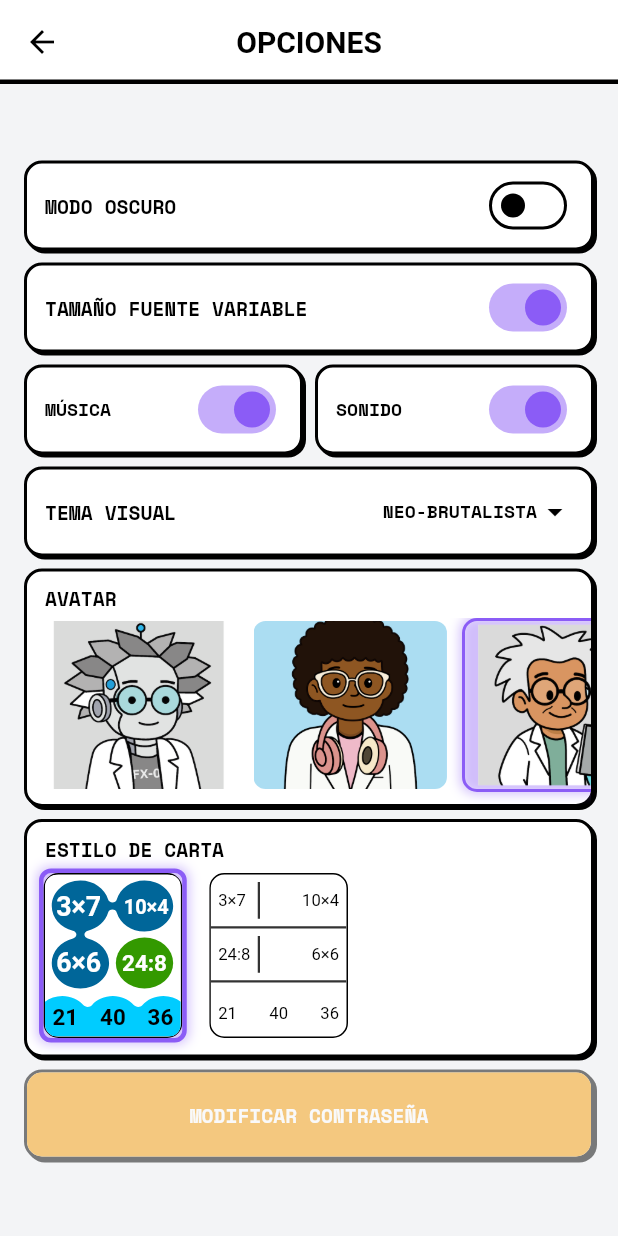
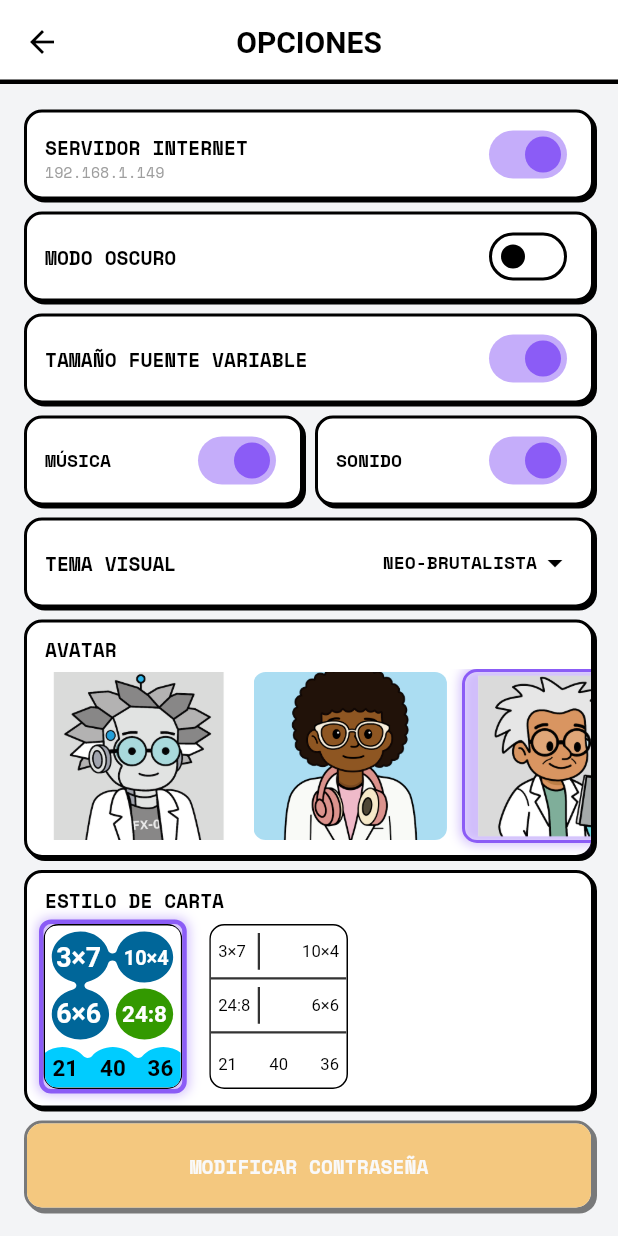
Before and after one commit to undy27/ClonacionFlutter0, a Flutter app: the OptionsScreen screen opened by its route, on a phone screen of 412 x 824 dp. Run offline on Flutter 3.47's test engine with Material 3 defaults, Android fonts, the phone set to English and light mode, and no system bars; our stand-ins replace animate_do, flutter_svg, shared_preferences, supabase_flutter; missing offline and left inert: postgres; accounts and stored records are empty.

Commit message:
Add Internet/Local server preference option

```diff
--- a/src/lib/models/usuario.dart
+++ b/src/lib/models/usuario.dart
@@ -14,6 +14,7 @@ class Usuario {
   final String temaInterfaz;
   final bool isGuest;
   final bool isDarkMode;
+  final bool useInternetServer;
 
   Usuario({
     required this.id,
@@ -31,6 +32,7 @@ class Usuario {
     this.temaInterfaz = 'neo_brutalista',
     this.isGuest = false,
     this.isDarkMode = false,
+    this.useInternetServer = true,
   });
 
   factory Usuario.fromJson(Map<String, dynamic> json) {
@@ -50,6 +52,7 @@ class Usuario {
       temaInterfaz: json['tema_interfaz'] ?? 'neo_brutalista',
       isGuest: json['is_guest'] ?? false,
       isDarkMode: json['is_dark_mode'] ?? false,
+      useInternetServer: json['use_internet_server'] ?? true,
     );
   }
 
@@ -70,6 +73,7 @@ class Usuario {
       'tema_interfaz': temaInterfaz,
       'is_guest': isGuest,
       'is_dark_mode': isDarkMode,
+      'use_internet_server': useInternetServer,
     };
   }
 }
--- a/src/lib/providers/online_game_provider.dart
+++ b/src/lib/providers/online_game_provider.dart
@@ -133,7 +133,8 @@ class OnlineGameProvider with ChangeNotifier {
     notifyListeners();
 
     try {
-      await _wsService.connect(ServerConfig.gameServerUrl);
+      final useInternet = _currentUser?.useInternetServer ?? true;
+      await _wsService.connect(ServerConfig.getGameServerUrl(useInternet));
       _mode = OnlineGameMode.online;
       _isConnecting = false;
       notifyListeners();
--- a/src/lib/screens/options_screen.dart
+++ b/src/lib/screens/options_screen.dart
@@ -51,6 +51,36 @@ class OptionsScreen extends StatelessWidget {
                 child: Column(
                   mainAxisAlignment: MainAxisAlignment.center,
                   children: [
+                    // Server Preference Toggle
+                    Consumer<AuthProvider>(
+                      builder: (context, authProvider, child) {
+                        return _buildCompactOptionContainer(
+                          context,
+                          height: standardHeight,
+                          child: SwitchListTile(
+                            contentPadding: const EdgeInsets.symmetric(horizontal: 12, vertical: 0),
+                            dense: true,
+                            visualDensity: VisualDensity.compact,
+                            title: Text(
+                              "SERVIDOR INTERNET",
+                              style: Theme.of(context).textTheme.bodyMedium?.copyWith(fontWeight: FontWeight.bold, fontSize: 13),
+                            ),
+                            subtitle: Text(
+                              authProvider.currentUser?.useInternetServer == true ? "clonacion.duckdns.org" : "192.168.1.149",
+                              style: TextStyle(fontSize: 10, color: Colors.grey),
+                            ),
+                            value: authProvider.currentUser?.useInternetServer ?? true,
+                            activeColor: AppTheme.primary,
+                            onChanged: (value) {
+                              SystemSound.play(SystemSoundType.click);
+                              authProvider.toggleServerPreference(value);
+                            },
+                          ),
+                        );
+                      },
+                    ),
+                    const SizedBox(height: 8),
+
                     // Dark Mode Toggle
                     Consumer<ThemeProvider>(
                       builder: (context, themeProvider, child) {
```
Also changed, not shown: src/lib/config/server_config.dart (+14 -6 lines), src/lib/providers/auth_provider.dart (+15 -0 lines), src/lib/services/postgres_service.dart (+19 -0 lines).
